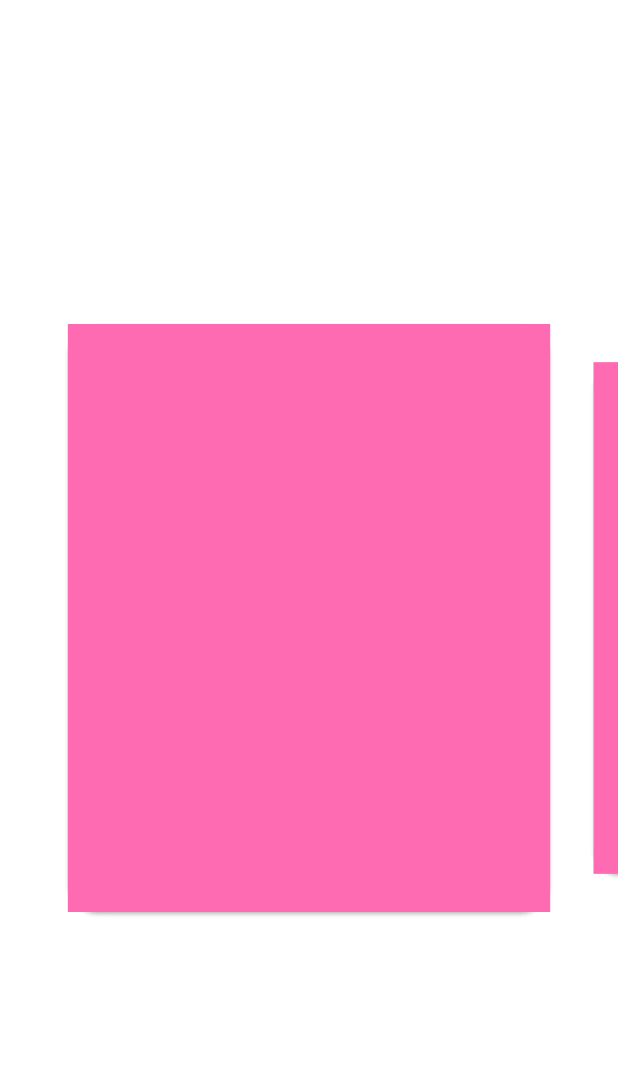
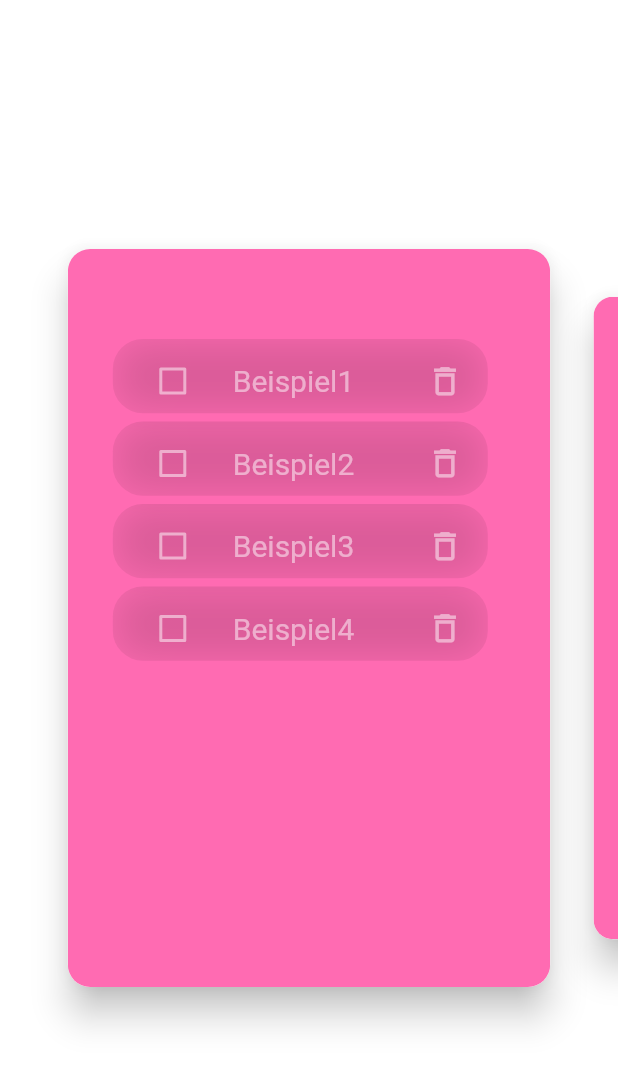
Before and after one commit to Marlon-Mueller/flutter_todo, a Flutter app: the screen it shows after launch, on a phone screen of 412 x 824 dp. Shown: the top 1066 px of the screen. Run offline on Flutter 3.47's test engine with Material 2 defaults, Android fonts, the phone set to English and light mode, and no system bars; drawn by our look-alikes of carousel_slider.

Commit message:
listitems

```diff
--- a/lib/components/carousel.dart
+++ b/lib/components/carousel.dart
@@ -1,6 +1,7 @@
 import 'package:flutter/material.dart';
-import "dart:math";
 import 'package:carousel_slider/carousel_slider.dart';
+import 'package:flutter_todo/components/listitems.dart';
+import './listitems.dart';
 
 class ToDoCarousel extends StatefulWidget {
   const ToDoCarousel({Key? key}) : super(key: key);
@@ -10,19 +11,6 @@ class ToDoCarousel extends StatefulWidget {
 }
 
 class _ToDoCarousel extends State<ToDoCarousel> {
-  final colors = [
-    Color.fromRGBO(255, 107, 178, 1),
-    Color.fromRGBO(171, 215, 99, 1),
-    Color.fromRGBO(118, 208, 227, 1),
-    Color.fromRGBO(159, 107, 255, 1)
-  ];
-
-  getColor() {
-    var _random = new Random();
-    var color = colors[_random.nextInt(colors.length)];
-    return color;
-  }
-
   var cards = <Widget>[];
   var slider;
 
@@ -31,10 +19,12 @@ class _ToDoCarousel extends State<ToDoCarousel> {
     for (int i = 0; i < 5; i++) {
       var newCard = Container(
           child: Card(
+        clipBehavior: Clip.antiAlias,
+        elevation: 10,
         shape: RoundedRectangleBorder(
-            borderRadius: BorderRadius.all(Radius.circular(20))),
+            borderRadius: BorderRadius.all(Radius.circular(15))),
         child: Container(
-          color: getColor(),
+          child: TodoListitems(),
         ),
       ));
       cards.add(newCard);
@@ -43,7 +33,7 @@ class _ToDoCarousel extends State<ToDoCarousel> {
     slider = CarouselSlider(
       items: cards,
       options: CarouselOptions(
-          height: 400, enlargeCenterPage: true, enableInfiniteScroll: false),
+          height: 500, enlargeCenterPage: true, enableInfiniteScroll: false),
     );
   }
 
--- a/lib/components/listitems.dart
+++ b/lib/components/listitems.dart
@@ -42,7 +42,7 @@ class _TodoListitemsState extends State<TodoListitems> {
                 child: Center(
                   child: ListView.builder(
                       padding: EdgeInsets.only(
-                          bottom: 8.0, top: 8.0, left: 80.0, right: 80.0),
+                          bottom: 6.0, top: 60.0, left: 30.0, right: 30.0),
                       itemCount: listobjects.length,
                       itemBuilder: (context, i) {
                         return Listrows(listobjects[i]);
@@ -67,7 +67,7 @@ class Glassbox extends StatelessWidget {
     return ClipRRect(
         borderRadius: BorderRadius.circular(20.0),
         child: Container(
-          width: width,
+          width: 250,
           height: height,
           child: Stack(
             children: [
@@ -115,11 +115,17 @@ class Listrows extends StatelessWidget {
     Size size = MediaQuery.of(context).size;
     double xWidth = size.width * 0.40;
     double xHeight = size.height * 0.06;
+    var between = SizedBox(
+      height: 70,
+    );
     return Container(
       child: SizedBox(
-        height: 40,
-        child: Container(
-          child: Glassbox(
+        height: 55,
+        child: Stack(
+          children: [
+            between,
+            between,
+            Glassbox(
                 width: xWidth,
                 height: xHeight,
                 child: Center(
@@ -127,7 +133,8 @@ class Listrows extends StatelessWidget {
                     ListTile(
                       leading: Theme(
                           data: Theme.of(context).copyWith(
-                          unselectedWidgetColor: Colors.white.withOpacity(0.5),
+                            unselectedWidgetColor:
+                                Colors.white.withOpacity(0.5),
                           ),
                           child: Checkbox(
                             value: false,
@@ -137,16 +144,18 @@ class Listrows extends StatelessWidget {
                         title,
                         style: TextStyle(
                           color: Colors.white.withOpacity(0.5),
-                        fontSize: 10,
+                          fontSize: 20,
                         ),
                       ),
                       trailing: Icon(
                         Icons.delete_outline,
+                        size: 25,
                         color: Colors.white.withOpacity(0.5),
                       ),
                     ),
                   ]),
                 )),
+          ],
         ),
       ),
     );
```
Lines whose indentation alone changed are shown as unchanged.
